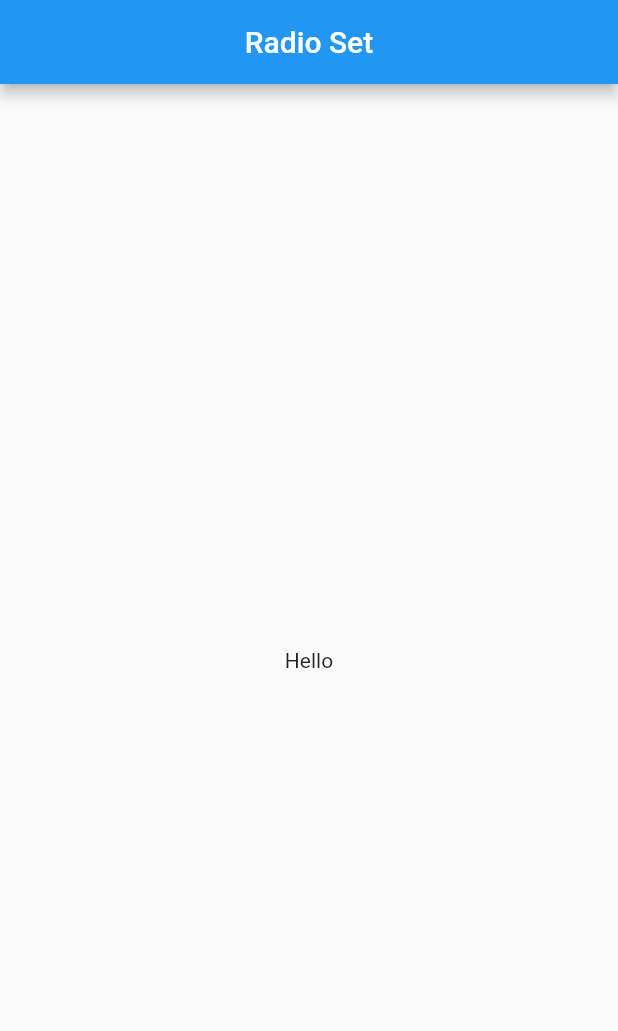
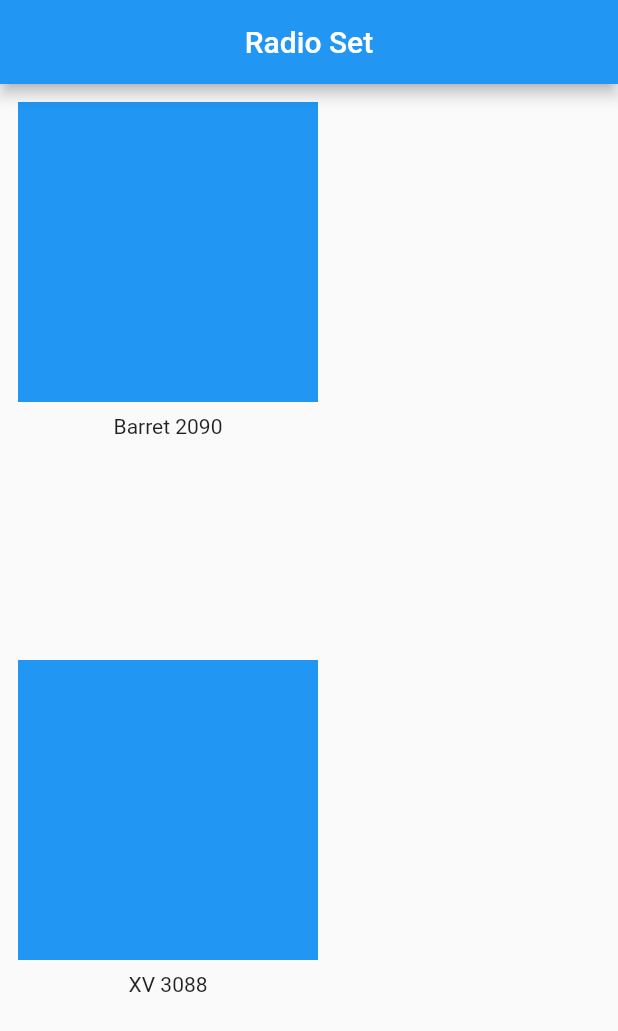
Before and after one commit to hadiuzzaman524/Barrett-2090-XV-3088-Flutter-Simulation, a Flutter app: the screen it shows after launch, on a phone screen of 412 x 824 dp. Shown: the top 1031 px of the screen. Run offline on Flutter 3.47's test engine with Material 2 defaults, Android fonts, the phone set to English and light mode, and no system bars.

Commit message:
feat: add some screen and button

```diff
--- a/lib/configuration/colors.dart
+++ b/lib/configuration/colors.dart
@@ -2,4 +2,6 @@ import 'package:flutter/material.dart';
 
 class AppColors {
   static const Color primaryColor = Colors.green;
+  static const Color buttonColor = Colors.blueGrey;
+  static const Color buttonTextColor= Colors.white;
 }
--- a/lib/presentation/feature/home/home_screen.dart
+++ b/lib/presentation/feature/home/home_screen.dart
@@ -1,4 +1,7 @@
 import 'package:flutter/material.dart';
+import 'package:radio_set/presentation/feature/barret/barret_screen.dart';
+import 'package:radio_set/presentation/feature/home/widgets/image_button.dart';
+import 'package:radio_set/presentation/feature/xv/xv_screen.dart';
 
 class HomeScreen extends StatelessWidget {
   const HomeScreen({Key? key}) : super(key: key);
@@ -6,11 +9,36 @@ class HomeScreen extends StatelessWidget {
   @override
   Widget build(BuildContext context) {
     return Scaffold(
-      appBar: AppBar(
-        title: const Text("Radio Set"),
-        centerTitle: true,
-      ),
-      body: const Center(child: Text("Hello")),
-    );
+        appBar: AppBar(
+          title: const Text("Radio Set"),
+          centerTitle: true,
+        ),
+        body: Padding(
+          padding: const EdgeInsets.all(12.0),
+          child: Column(
+            mainAxisAlignment: MainAxisAlignment.center,
+            crossAxisAlignment: CrossAxisAlignment.center,
+            children: [
+              ImageButton(
+                imageUrl: "",
+                onTap: () {
+                  Navigator.push(
+                      context,
+                      MaterialPageRoute(
+                          builder: (ctx) => const BarretScreen()));
+                },
+                title: 'Barret 2090',
+              ),
+              ImageButton(
+                imageUrl: "",
+                onTap: () {
+                  Navigator.push(context,
+                      MaterialPageRoute(builder: (ctx) => const XvScreen()));
+                },
+                title: 'XV 3088',
+              ),
+            ],
+          ),
+        ));
   }
 }
--- /dev/null
+++ b/lib/presentation/feature/home/widgets/image_button.dart
@@ -0,0 +1,34 @@
+import 'package:flutter/material.dart';
+
+class ImageButton extends StatelessWidget {
+  final String imageUrl;
+  final VoidCallback onTap;
+  final String title;
+
+  const ImageButton(
+      {Key? key,
+      required this.imageUrl,
+      required this.onTap,
+      required this.title})
+      : super(key: key);
+
+  @override
+  Widget build(BuildContext context) {
+    return Expanded(
+      child: InkWell(
+        onTap: onTap,
+        child: Column(
+          children: [
+            Container(
+              height: 200,
+              width: 200,
+              color: Colors.blue,
+            ),
+            const SizedBox(height: 8),
+            Text(title),
+          ],
+        ),
+      ),
+    );
+  }
+}
```
Also changed, not shown: lib/presentation/feature/barret/barret_screen.dart (added, +50 -0 lines), lib/presentation/feature/barret_connection/barret_connection_screen.dart (added, +12 -0 lines), lib/presentation/feature/barret_simulate/barret_simulate_screen.dart (added, +12 -0 lines), lib/presentation/feature/barret_tutorial/barret_tutorial.dart (added, +43 -0 lines), lib/presentation/feature/xv/xv_screen.dart (added, +51 -0 lines), lib/presentation/feature/xv_connection/xv_connection_screen.dart (added, +12 -0 lines), lib/presentation/feature/xv_simulate/cv_simulate_screen.dart (added, +42 -0 lines), lib/presentation/feature/xv_tutorial/xv_tutorial.dart (added, +43 -0 lines), lib/presentation/widgets/common_button.dart (added, +35 -0 lines), lib/presentation/widgets/icon_button.dart (added, +35 -0 lines).
